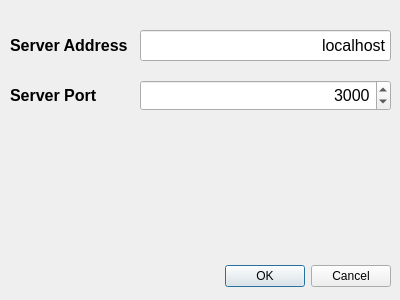
RafalDziegiel13k4/tech-int-project, file native-client/configdialog.ui: the form before one commit.
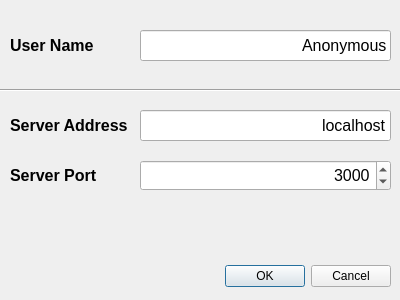
The form after the commit.

Commit message: Added user name field in config and in web post

Diff of the .ui file:
```diff
--- a/native-client/configdialog.ui
+++ b/native-client/configdialog.ui
@@ -45,7 +45,7 @@
    <property name="geometry">
     <rect>
      <x>10</x>
-     <y>30</y>
+     <y>110</y>
      <width>121</width>
      <height>31</height>
     </rect>
@@ -65,7 +65,7 @@
    <property name="geometry">
     <rect>
      <x>140</x>
-     <y>30</y>
+     <y>110</y>
      <width>251</width>
      <height>31</height>
     </rect>
@@ -86,7 +86,7 @@
    <property name="geometry">
     <rect>
      <x>10</x>
-     <y>80</y>
+     <y>160</y>
      <width>121</width>
      <height>31</height>
     </rect>
@@ -106,7 +106,7 @@
    <property name="geometry">
     <rect>
      <x>140</x>
-     <y>80</y>
+     <y>160</y>
      <width>251</width>
      <height>31</height>
     </rect>
@@ -129,6 +129,60 @@
     <number>3000</number>
    </property>
   </widget>
+  <widget class="QLabel" name="labelUser">
+   <property name="geometry">
+    <rect>
+     <x>10</x>
+     <y>30</y>
+     <width>121</width>
+     <height>31</height>
+    </rect>
+   </property>
+   <property name="font">
+    <font>
+     <pointsize>12</pointsize>
+     <weight>75</weight>
+     <bold>true</bold>
+    </font>
+   </property>
+   <property name="text">
+    <string>User Name</string>
+   </property>
+  </widget>
+  <widget class="QLineEdit" name="lineEditUser">
+   <property name="geometry">
+    <rect>
+     <x>140</x>
+     <y>30</y>
+     <width>251</width>
+     <height>31</height>
+    </rect>
+   </property>
+   <property name="font">
+    <font>
+     <pointsize>12</pointsize>
+    </font>
+   </property>
+   <property name="text">
+    <string>Anonymous</string>
+   </property>
+   <property name="alignment">
+    <set>Qt::AlignRight|Qt::AlignTrailing|Qt::AlignVCenter</set>
+   </property>
+  </widget>
+  <widget class="Line" name="line">
+   <property name="geometry">
+    <rect>
+     <x>0</x>
+     <y>80</y>
+     <width>401</width>
+     <height>20</height>
+    </rect>
+   </property>
+   <property name="orientation">
+    <enum>Qt::Horizontal</enum>
+   </property>
+  </widget>
  </widget>
  <resources/>
  <connections>
```
The commit also changes 5 other files.
